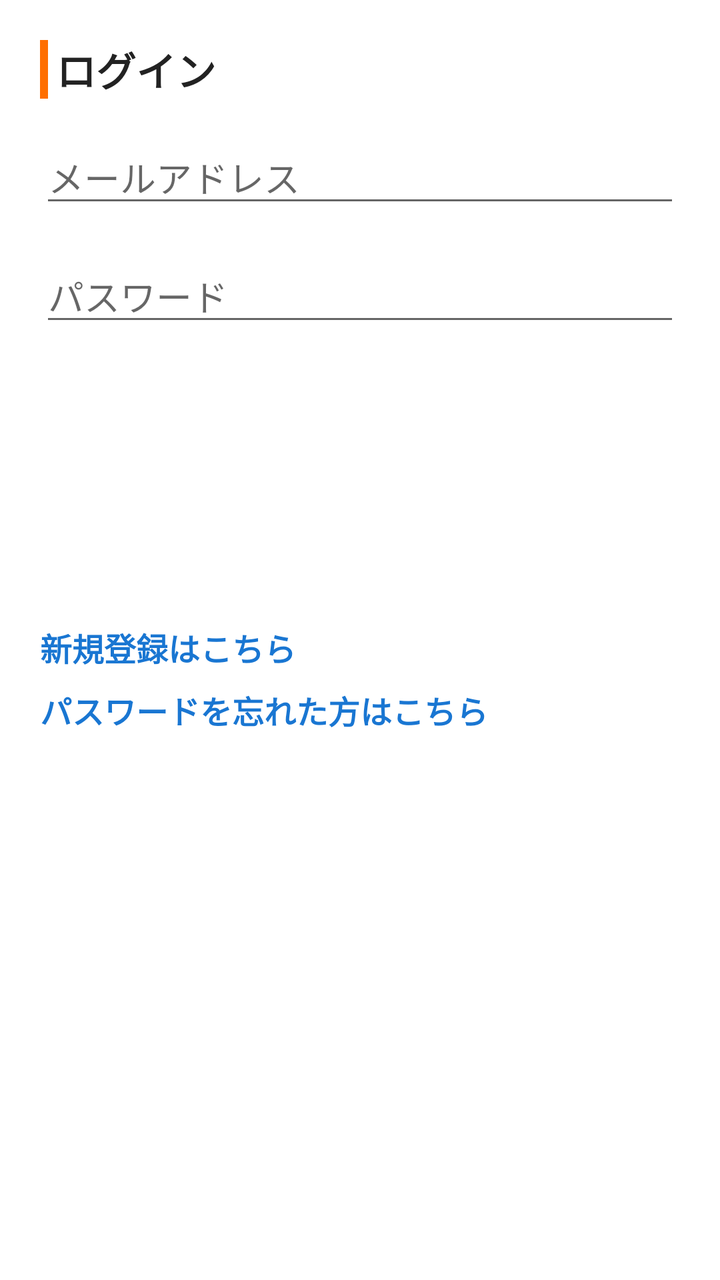
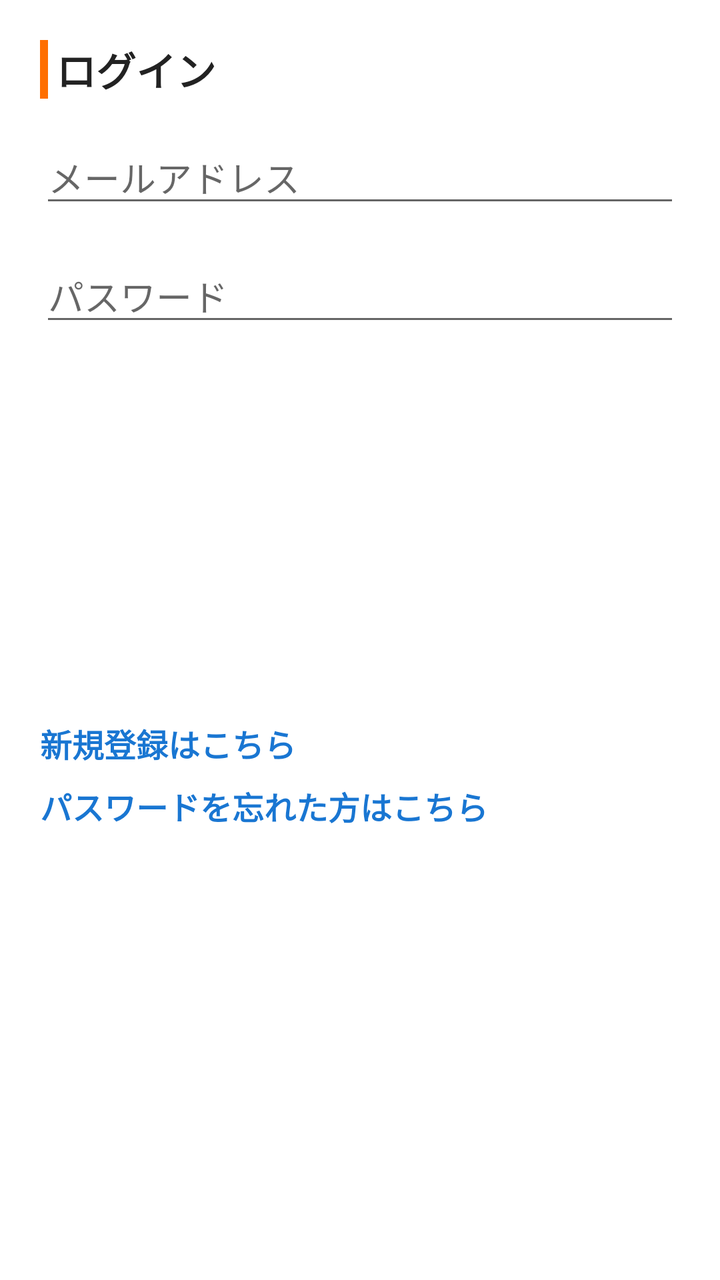

An Android layout rendered at two revisions. The XML below is the earlier revision; the diff shows what the commit changed to produce the second picture.
<!-- AndroidManifest.xml: application theme Theme.BFI2JApplication -->
<!-- res/layout/activity_login.xml -->
<?xml version="1.0" encoding="utf-8"?>
    <LinearLayout
        xmlns:android="http://schemas.android.com/apk/res/android"
        android:id="@+id/rootLayout"
        android:layout_width="match_parent"
        android:layout_height="match_parent"
        android:orientation="vertical"
        android:padding="20dp"
        >

        
        <TextView
            android:id="@+id/tvTitle"
            android:layout_width="wrap_content"
            android:layout_height="wrap_content"
            android:text="ログイン"
            style="@style/SectionTitle"

            />

        
        <EditText
            android:id="@+id/etEmail"
            android:layout_width="match_parent"
            android:layout_height="wrap_content"
            android:hint="@string/hint_mail"
            android:inputType="textEmailAddress"
            android:layout_marginBottom="16dp"
            />

        
        <EditText
            android:id="@+id/etPassword"
            android:layout_width="match_parent"
            android:layout_height="wrap_content"
            android:hint="@string/hint_password"
            android:inputType="textPassword"
            android:layout_marginBottom="16dp"/>

        
        <Button
            android:id="@+id/btnLogin"
            android:layout_width="match_parent"
            android:layout_height="wrap_content"
            style="@style/Button.positive"
            android:text="@string/tv_loginTitle"
            android:layout_marginBottom="16dp"
            />


    <Button
        android:id="@+id/btnGuestLogin"
        android:layout_width="match_parent"
        android:layout_height="wrap_content"
        android:text="ゲストで始める"
        style="@style/Button.positive"
        android:layout_marginBottom="16dp"

        />


    <TextView
        android:id="@+id/tvMoveSignUp"
        android:layout_width="wrap_content"
        android:layout_height="wrap_content"
        android:text="新規登録はこちら"
        style="@style/LinkText"/>

    
    <TextView
        android:id="@+id/tvPasswordForget"
        android:layout_width="wrap_content"
        android:layout_height="wrap_content"
        android:text="パスワードを忘れた方はこちら"
        style="@style/LinkText"/>



















    </LinearLayout>
<!-- resources referenced by this layout -->
<resources>
  <string name="hint_mail">メールアドレス</string>
  <string name="hint_password">パスワード</string>
  <string name="tv_loginTitle">ログイン</string>
  <style name="Button.positive" parent="Widget.MaterialComponents.Button">
          <item name="backgroundTint">@color/button_selector</item>
          <item name="android:textColor">@color/white</item>
      </style>
  <style name="LinkText">
          <item name="android:textSize">16sp</item>
          <item name="android:textStyle">bold</item>
          <item name="android:textColor">@color/text_link</item>
  
          <item name="android:layout_marginBottom">8dp</item>
      </style>
  <style name="SectionTitle">
          <item name="android:textSize">20sp</item>
          <item name="android:textStyle">bold</item>
          <item name="android:textColor">@color/text_primary</item>
          <item name="android:layout_marginBottom">16dp</item>
  
          <item name="android:paddingStart">8dp</item>
          <item name="android:background">@drawable/bg_section_title</item>
      </style>
  <style name="Theme.BFI2JApplication" parent="Theme.MaterialComponents.Light.NoActionBar">
  
  
          <item name="colorPrimary">@color/primary</item>
          <item name="colorOnPrimary">@color/white</item>
          <item name="android:textColor">@color/text_primary</item>
      </style>
  <color name="white">#FFFFFFFF</color>
  <color name="text_link">#1976D2</color>
  <color name="text_primary">#222222</color>
  <!-- drawable bg_section_title (drawable) -->
  <?xml version="1.0" encoding="utf-8"?>
  <layer-list xmlns:android="http://schemas.android.com/apk/res/android">
  
      
      <item>
          <shape>
              <solid android:color="#FFFFFF"/>
          </shape>
      </item>
  
      
      <item android:width="4dp">
          <shape>
              <solid android:color="@color/primary"/>
          </shape>
      </item>
  
  </layer-list>
  <color name="primary">#FF6F00</color>
</resources>

<!-- the commit's change to res/layout/activity_login.xml (unified diff, before → after) -->
@@ -47,32 +47,39 @@
             android:layout_marginBottom="16dp"
             />
 
-
-    <Button
-        android:id="@+id/btnGuestLogin"
-        android:layout_width="match_parent"
-        android:layout_height="wrap_content"
-        android:text="ゲストで始める"
-        style="@style/Button.positive"
-        android:layout_marginBottom="16dp"
-
-        />
-
-
-    <TextView
-        android:id="@+id/tvMoveSignUp"
-        android:layout_width="wrap_content"
-        android:layout_height="wrap_content"
-        android:text="新規登録はこちら"
-        style="@style/LinkText"/>
+        <Button
+            android:id="@+id/btnGoogleLogin"
+            android:layout_width="match_parent"
+            android:layout_height="wrap_content"
+            android:text="Googleで始める"
+            style="@style/Button.positive"/>
 
     
-    <TextView
-        android:id="@+id/tvPasswordForget"
-        android:layout_width="wrap_content"
-        android:layout_height="wrap_content"
-        android:text="パスワードを忘れた方はこちら"
-        style="@style/LinkText"/>
+        <Button
+            android:id="@+id/btnGuestLogin"
+            android:layout_width="match_parent"
+            android:layout_height="wrap_content"
+            android:text="ゲストで始める"
+            style="@style/Button.positive"
+            android:layout_marginBottom="16dp"
+
+            />
+
+    
+        <TextView
+            android:id="@+id/tvMoveSignUp"
+            android:layout_width="wrap_content"
+            android:layout_height="wrap_content"
+            android:text="新規登録はこちら"
+            style="@style/LinkText"/>
+
+        
+        <TextView
+            android:id="@+id/tvPasswordForget"
+            android:layout_width="wrap_content"
+            android:layout_height="wrap_content"
+            android:text="パスワードを忘れた方はこちら"
+            style="@style/LinkText"/>
 
 
 
